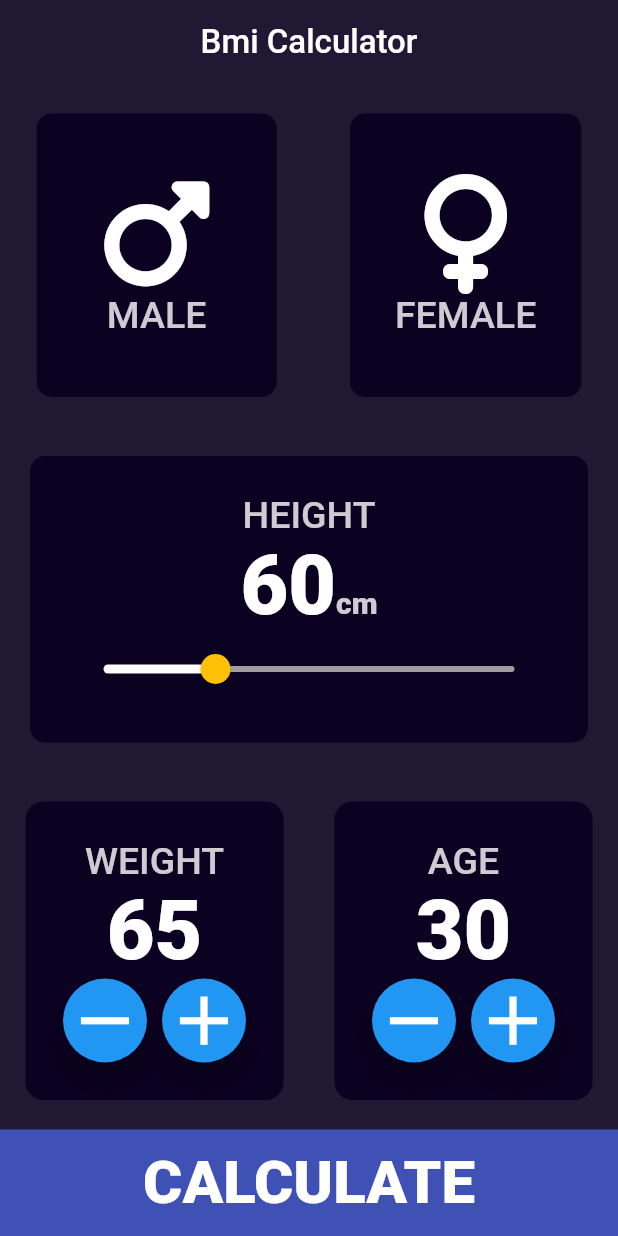
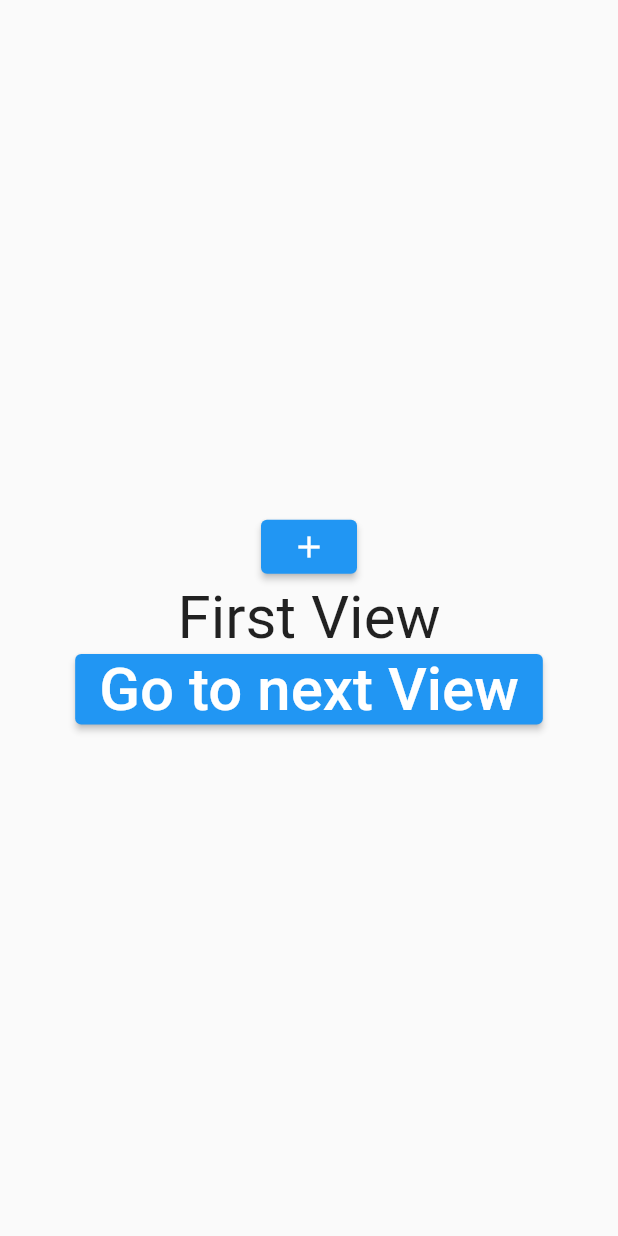
Before and after one commit to JanibekJali/Kurs11_bmi_calculator, a Flutter app: the screen it shows after launch, on a phone screen of 412 x 824 dp. Run offline on Flutter 3.47's test engine with Material 2 defaults, Android fonts, the light colour scheme and no system bars; our stand-ins replace font_awesome_flutter.

Commit message:
Statfull lifecycle

```diff
--- /dev/null
+++ b/lib/life_cycle_statfull_widget/first_view.dart
@@ -0,0 +1,46 @@
+import 'dart:developer';
+
+import 'package:flutter/material.dart';
+import 'package:kurs11_bmi_calc/life_cycle_statfull_widget/second_view.dart';
+
+class FirstView extends StatelessWidget {
+  FirstView({Key? key}) : super(key: key);
+  int san = 0;
+  @override
+  @override
+  Widget build(BuildContext context) {
+    log('build First View ===> ');
+    return Scaffold(
+      body: Column(
+        mainAxisAlignment: MainAxisAlignment.center,
+        children: [
+          ElevatedButton(
+            onPressed: () {
+              san++;
+            },
+            child: Icon(Icons.add),
+          ),
+          Center(
+            child: Text(
+              'First View',
+              style: TextStyle(fontSize: 40),
+            ),
+          ),
+          ElevatedButton(
+              onPressed: () {
+                Navigator.push(
+                  context,
+                  MaterialPageRoute(
+                    builder: (context) => SecondView(),
+                  ),
+                );
+              },
+              child: Text(
+                'Go to next View',
+                style: TextStyle(fontSize: 40),
+              ))
+        ],
+      ),
+    );
+  }
+}
--- a/lib/main.dart
+++ b/lib/main.dart
@@ -1,6 +1,6 @@
 import 'package:flutter/material.dart';
+import 'package:kurs11_bmi_calc/life_cycle_statfull_widget/first_view.dart';
 import 'package:kurs11_bmi_calc/screens/home_screen.dart';
-import 'package:kurs11_bmi_calc/screens/result_screen.dart';
 
 void main() {
   runApp(const BmiCalculator());
@@ -17,7 +17,8 @@ class BmiCalculator extends StatelessWidget {
         primarySwatch: Colors.blue,
       ),
       // initialRoute: '/homeScreen',
-      home: HomeScreen(),
+      // home: HomeScreen(),
+      home: FirstView(),
       // routes: {
       //   '/homeScreen': (context) => HomeScreen(),
       //   '/resultScreen': (context) => ResultScreen(),
--- a/lib/screens/home_screen.dart
+++ b/lib/screens/home_screen.dart
@@ -59,7 +59,7 @@ class _HomeScreenState extends State<HomeScreen> {
   double currentHeightState = 60;
   int weight = 65;
   int age = 30;
-
+  @override
   showAlertDialog(BuildContext context) {
     // set up the button
     Widget okButton = TextButton(
```
Also changed, not shown: lib/life_cycle_statfull_widget/second_view.dart (added, +121 -0 lines), pubspec.lock.
